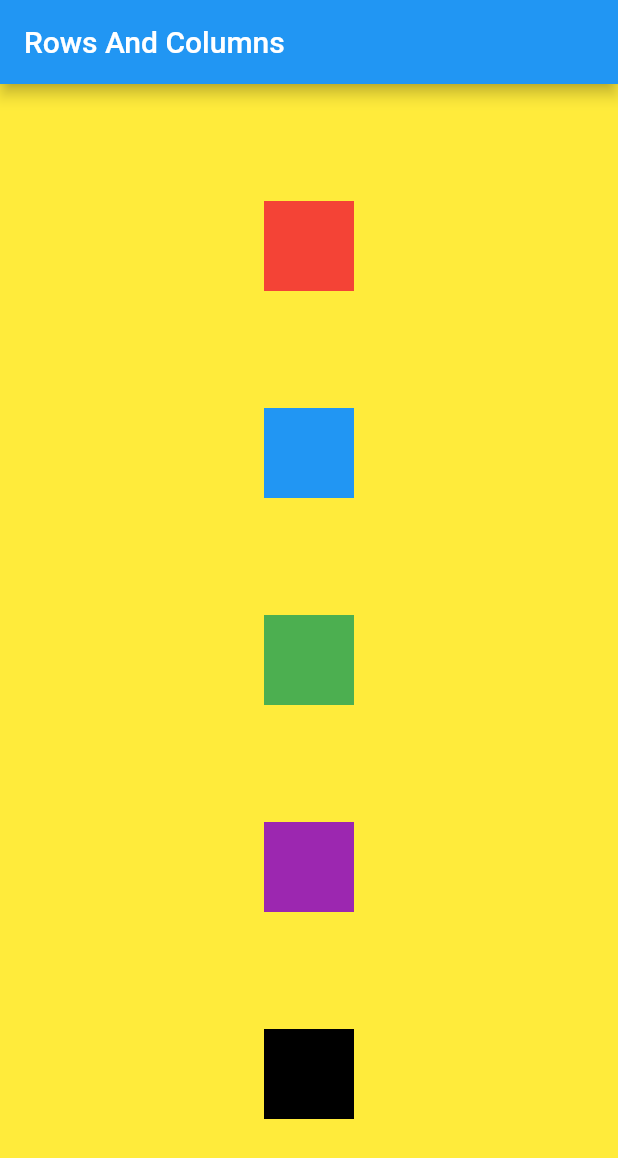
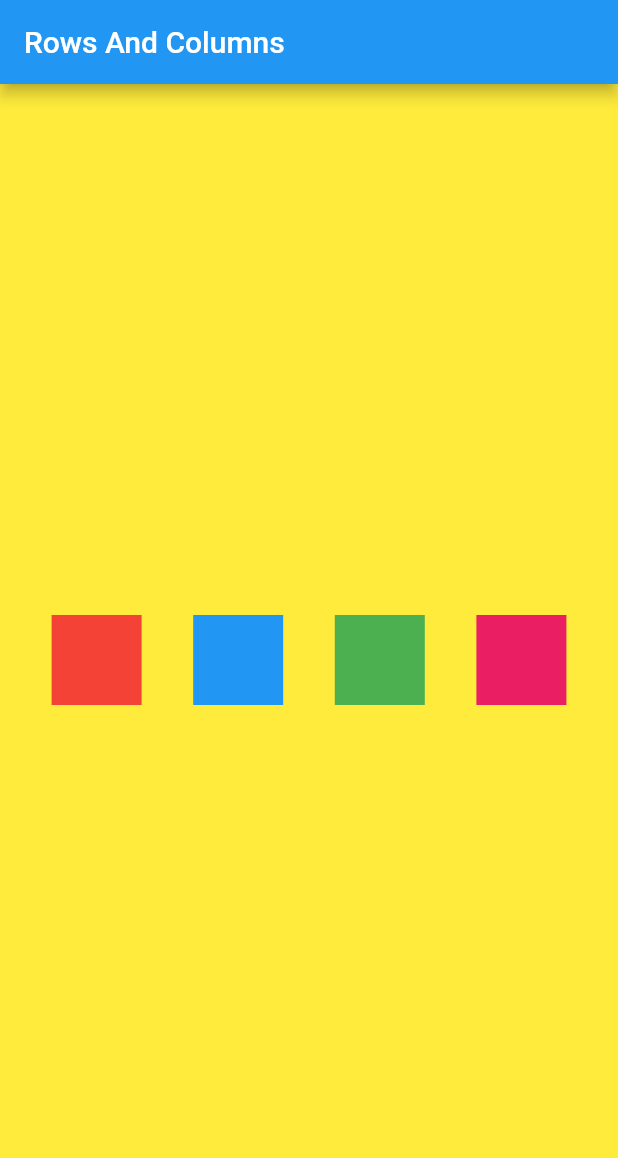
Before and after one commit to itsnehabhagat05/LearningFlutterTopics, a Flutter app: the screen it shows after launch, on a phone screen of 412 x 824 dp. Shown: the top 1158 px of the screen. Run offline on Flutter 3.47's test engine with Material 2 defaults, Android fonts, the light colour scheme and no system bars.

Commit message:
Row Columns Wrap

```diff
--- a/lib/main.dart
+++ b/lib/main.dart
@@ -1,7 +1,7 @@
 import 'package:flutter/material.dart';
 import 'package:learn_flutter/widgets/container_sized.dart';
 import 'package:learn_flutter/widgets/rowscols.dart';
-//import 'package:learn_flutter/widgets/text_elevatedbutton.dart';
+import 'package:learn_flutter/widgets/buttons.dart';
 
 void main(){
   runApp(const LearnApp());
--- a/lib/widgets/rowscols.dart
+++ b/lib/widgets/rowscols.dart
@@ -16,17 +16,17 @@ class RowsCols extends StatelessWidget {
         height: h,
         width: w,
         color: Colors.yellow,
-        // child: Row(
-        //   // mainAxisAlignment:MainAxisAlignment.center ,
-        //   mainAxisAlignment:MainAxisAlignment.spaceEvenly ,
-        //   crossAxisAlignment: CrossAxisAlignment.start,
+        child: Row(
+          // mainAxisAlignment:MainAxisAlignment.center ,
+          mainAxisAlignment:MainAxisAlignment.spaceEvenly ,
+          crossAxisAlignment: CrossAxisAlignment.center,
 
-        //   children: [
-        //   Container(height: 60,width: 60,color: Colors.red,),
-        //   Container(height: 60,width: 60,color: Colors.blue,),
-        //   Container(height: 60,width: 60,color: Colors.green,),
-        //   Container(height: 60,width: 60,color: Colors.pink,)
-        // ],)
+          children: [
+          Container(height: 60,width: 60,color: Colors.red,),
+          Container(height: 60,width: 60,color: Colors.blue,),
+          Container(height: 60,width: 60,color: Colors.green,),
+          Container(height: 60,width: 60,color: Colors.pink,)
+        ],)
 
         // height: 200,
         // width: 200,
@@ -40,20 +40,20 @@ class RowsCols extends StatelessWidget {
         //   Container(height: 60,width: 60,color: Colors.green,),
         //   Container(height: 60,width: 60,color: Colors.purple,),
         //   Container(height: 60,width: 60,color: Colors.black,),
+        //   ]
 
+        // child: Column(
 
-        child: Column(
+        //   mainAxisAlignment:MainAxisAlignment.spaceEvenly ,
+        //   crossAxisAlignment: CrossAxisAlignment.center,
 
-          mainAxisAlignment:MainAxisAlignment.spaceEvenly ,
-          crossAxisAlignment: CrossAxisAlignment.center,
-
-          children: [
-          Container(height: 60,width: 60,color: Colors.red,),
-          Container(height: 60,width: 60,color: Colors.blue,),
-          Container(height: 60,width: 60,color: Colors.green,),
-          Container(height: 60,width: 60,color: Colors.purple,),
-          Container(height: 60,width: 60,color: Colors.black,)
-        ],)
+        //   children: [
+        //   Container(height: 60,width: 60,color: Colors.red,),
+        //   Container(height: 60,width: 60,color: Colors.blue,),
+        //   Container(height: 60,width: 60,color: Colors.green,),
+        //   Container(height: 60,width: 60,color: Colors.purple,),
+        //   Container(height: 60,width: 60,color: Colors.black,)
+        // ],)
 
       ),
 
```
Also changed, not shown: lib/widgets/buttons.dart (added), lib/widgets/text_elevatedbutton.dart (deleted).
